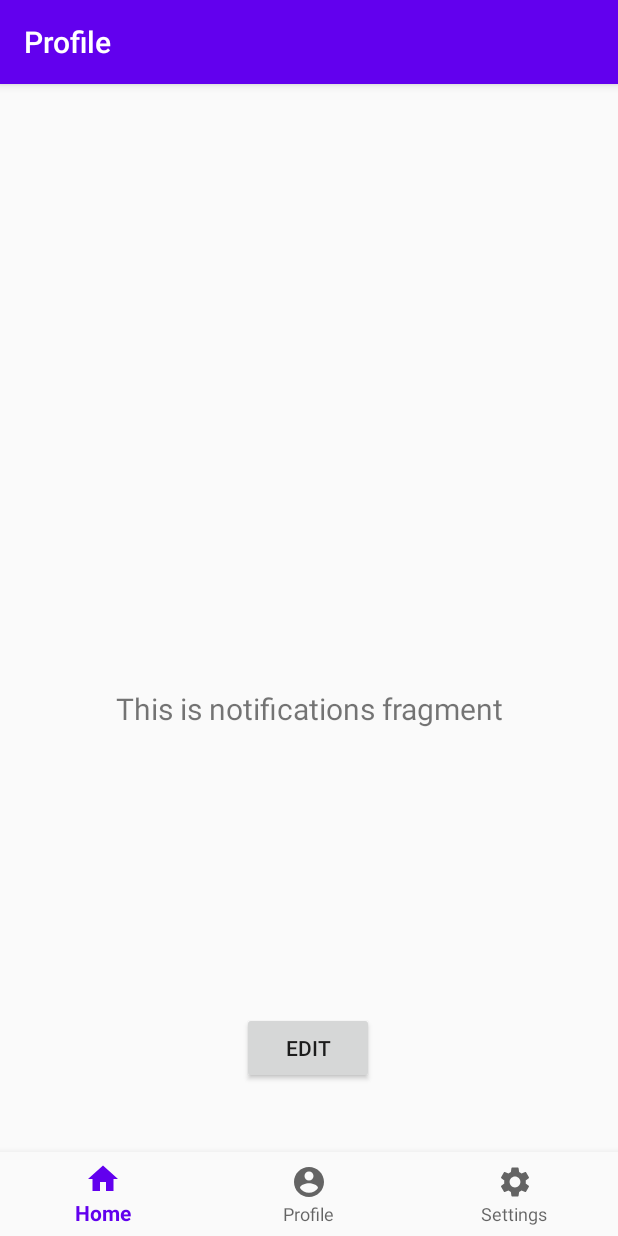
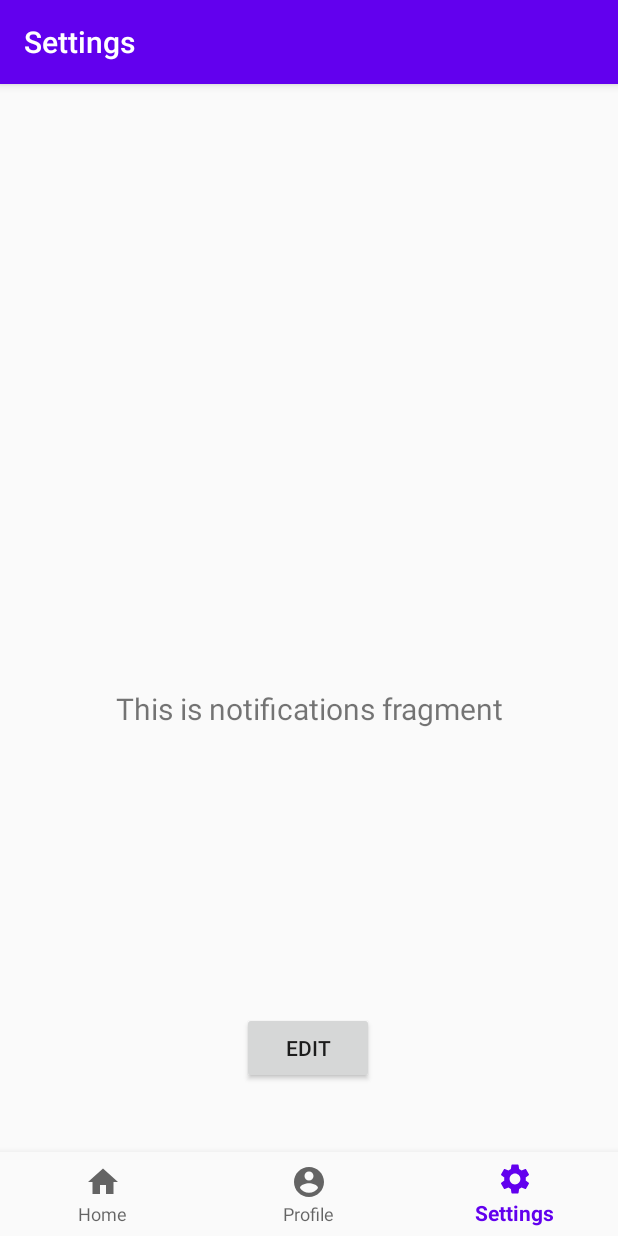
Before and after one commit to evasga98/MyHeartFitness, an Android app: the ProfileFragment screen opened through its navigation route, after a tap on "EDIT", on a phone screen of 412 x 824 dp. Run offline under Robolectric (Android 15) with nearby library versions, the phone set to English and light mode, and no system bars; our stand-ins replace navigation-ui.

Commit message:
add navigation between items

```diff
--- a/app/src/main/java/com/myhearfitness/app/MainActivity.java
+++ b/app/src/main/java/com/myhearfitness/app/MainActivity.java
@@ -11,12 +11,12 @@ import androidx.navigation.ui.NavigationUI;
 import com.google.android.material.bottomnavigation.BottomNavigationView;
 
 public class MainActivity extends AppCompatActivity {
-
+    BottomNavigationView navView;
     @Override
     protected void onCreate(Bundle savedInstanceState) {
         super.onCreate(savedInstanceState);
         setContentView(R.layout.activity_main);
-        BottomNavigationView navView = findViewById(R.id.nav_view);
+        navView = findViewById(R.id.nav_view);
         // Passing each menu ID as a set of Ids because each
         // menu should be considered as top level destinations.
         AppBarConfiguration appBarConfiguration = new AppBarConfiguration.Builder(
@@ -28,4 +28,10 @@ public class MainActivity extends AppCompatActivity {
 
     }
 
+    public void selectItem(int id){
+        System.out.println("Selected");
+        navView.getMenu().performIdentifierAction(id, 0);
+
+    }
+
 }
--- a/app/src/main/java/com/myhearfitness/app/ui/profile/ProfileFragment.java
+++ b/app/src/main/java/com/myhearfitness/app/ui/profile/ProfileFragment.java
@@ -14,6 +14,7 @@ import androidx.fragment.app.FragmentTransaction;
 import androidx.lifecycle.Observer;
 import androidx.lifecycle.ViewModelProviders;
 
+import com.myhearfitness.app.MainActivity;
 import com.myhearfitness.app.R;
 import com.myhearfitness.app.ui.settings.SettingsFragment;
 
@@ -38,7 +39,7 @@ public class ProfileFragment extends Fragment {
         button.setOnClickListener(new View.OnClickListener() {
             @Override
             public void onClick(View v) {
-
+                ((MainActivity)getActivity()).selectItem(R.id.navigation_settings);
                 FragmentTransaction transaction = getFragmentManager().beginTransaction();
                 transaction.replace(R.id.nav_host_fragment, new SettingsFragment());
                 transaction.addToBackStack(null);
```
Also changed, not shown: app/src/main/java/com/myhearfitness/app/ui/settings/SettingsFragment.java (+11 -6 lines).
